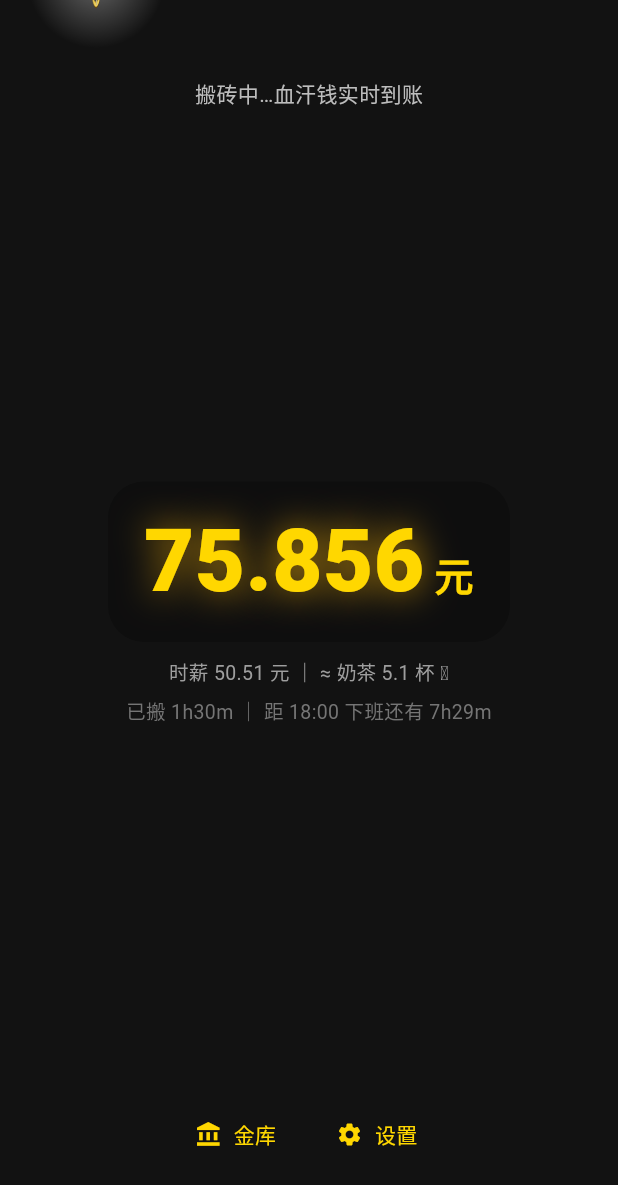
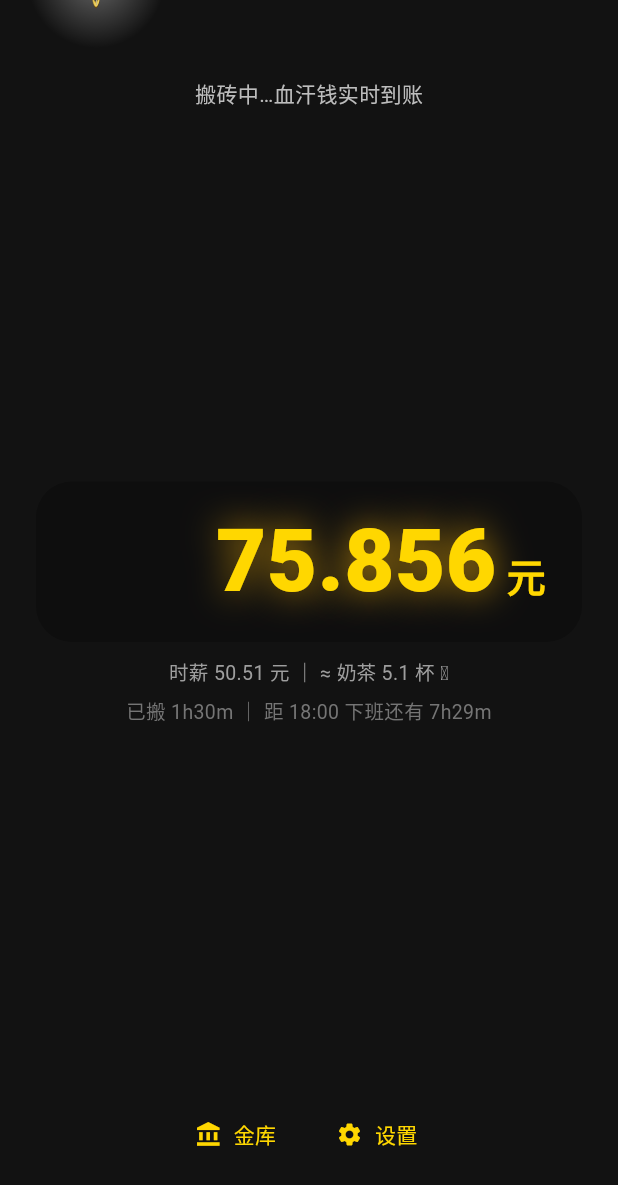
Before and after one commit to wangxiyi2000/GoldRainApp, a Flutter app: the screen it shows after launch, on a phone screen of 412 x 824 dp. Shown: the top 1185 px of the screen. Run offline on Flutter 3.47's test engine with Material 3 defaults, Android fonts, the phone set to English and light mode, and no system bars; our stand-ins replace audioplayers, shared_preferences.

Commit message:
v0.6.4 搬砖页'元'字固定最右：大金额改 Row[Expanded(金额右对齐)+元] 布局，'元'恒在最右端，金额位数变化不再跳动/换行；版本0.6.4+11，arm64归档，36测试+analyze通过，观感待真机验证

```diff
--- a/gold_rain/lib/pages/rain_page.dart
+++ b/gold_rain/lib/pages/rain_page.dart
@@ -223,11 +223,16 @@ class _BigAmount extends StatelessWidget {
         tween: Tween(begin: 0, end: coins),
         duration: const Duration(milliseconds: 600),
         curve: Curves.easeOut,
-        builder: (_, v, __) => Text.rich(
-          TextSpan(
+        builder: (_, v, __) => Row(
+          crossAxisAlignment: CrossAxisAlignment.baseline,
+          textBaseline: TextBaseline.alphabetic,
           children: [
-              TextSpan(
-                text: formatCoins(v),
+            // 金额区域占满剩余宽度、右对齐紧贴"元"：位数再变也不影响"元"的位置
+            Expanded(
+              child: Text(
+                formatCoins(v),
+                textAlign: TextAlign.right,
+                maxLines: 1,
                 style: const TextStyle(
                   fontSize: 58,
                   fontWeight: FontWeight.w900,
@@ -235,8 +240,9 @@ class _BigAmount extends StatelessWidget {
                   shadows: [Shadow(color: kGoldDark, blurRadius: 30)],
                 ),
               ),
-              const TextSpan(
-                text: ' 元',
+            ),
+            const Text(
+              ' 元',
               style: TextStyle(
                 fontSize: 26,
                 fontWeight: FontWeight.w600,
@@ -245,8 +251,6 @@ class _BigAmount extends StatelessWidget {
             ),
           ],
         ),
-          textAlign: TextAlign.center,
-        ),
       ),
     );
   }
--- a/gold_rain/pubspec.yaml
+++ b/gold_rain/pubspec.yaml
@@ -1,7 +1,7 @@
 name: gold_rain
 description: "搬砖爆金币——上班打卡，金币实时爆屏的情绪价值 App（M0 demo）"
 publish_to: "none"
-version: 0.6.3+10
+version: 0.6.4+11
 
 environment:
   sdk: ^3.5.0
```
Also changed, not shown: 2 other files. Lines whose indentation alone changed are shown as unchanged.
